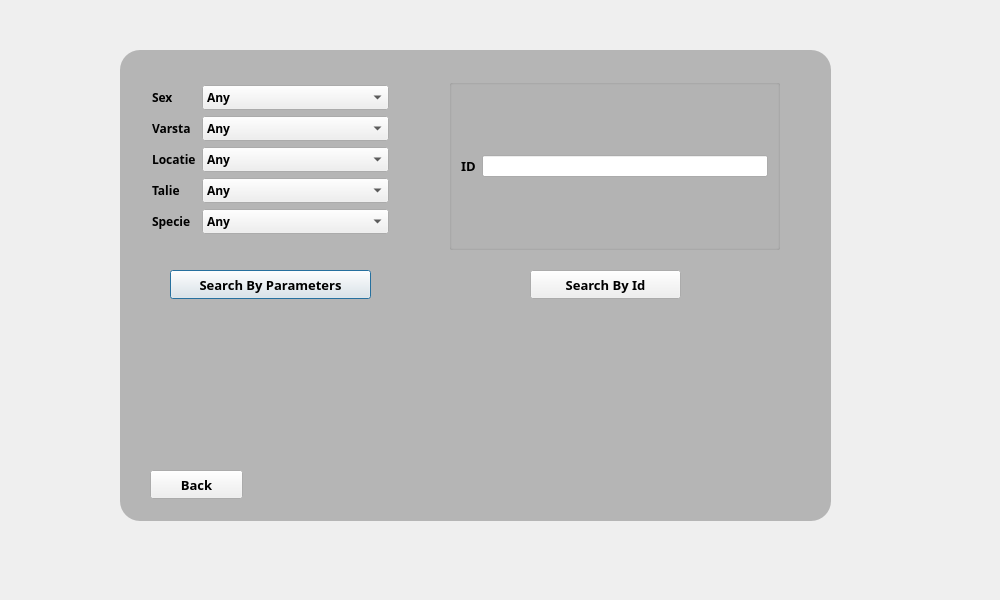
This is manageanimals.ui in ericktudor/ASPA as Qt 5 draws it before an edit. The edited form follows.
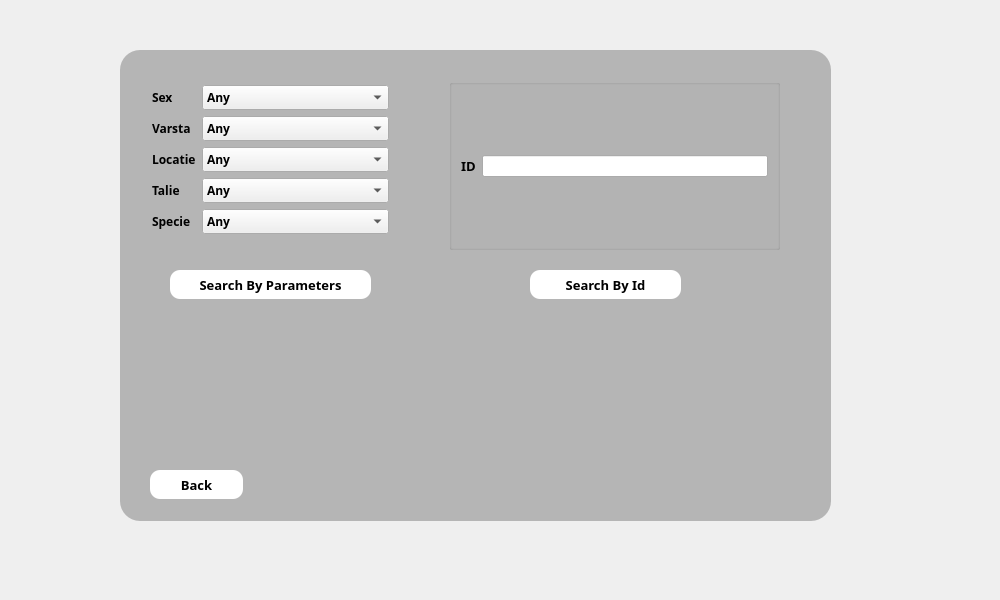
This is the edited form. Icons and pictures are not drawn.

Diff of the .ui file:
```diff
--- a/manageanimals.ui
+++ b/manageanimals.ui
@@ -348,6 +348,12 @@
       <bold>true</bold>
      </font>
     </property>
+    <property name="styleSheet">
+     <string notr="true">#pushButton{
+	background-color: rgb(255, 255, 255);
+border-radius:10px;
+}</string>
+    </property>
     <property name="text">
      <string>Search By Parameters</string>
     </property>
@@ -400,6 +406,12 @@
       <bold>true</bold>
      </font>
     </property>
+    <property name="styleSheet">
+     <string notr="true">#pushButton_2{
+	background-color: rgb(255, 255, 255);
+border-radius:10px;
+}</string>
+    </property>
     <property name="text">
      <string>Search By Id</string>
     </property>
@@ -420,6 +432,12 @@
       <bold>true</bold>
      </font>
     </property>
+    <property name="styleSheet">
+     <string notr="true">#pushButton_3{
+	background-color: rgb(255, 255, 255);
+border-radius:10px;
+}</string>
+    </property>
     <property name="text">
      <string>Back</string>
     </property>
```
Left out of the diff: 10 changed lines with no effect on the pictures.
